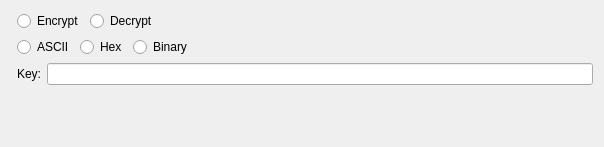
This is src/hobbits-plugins/operators/Encryption/encryption.ui in nfi002/hobbits as Qt 5 draws it before an edit. The edited form follows.
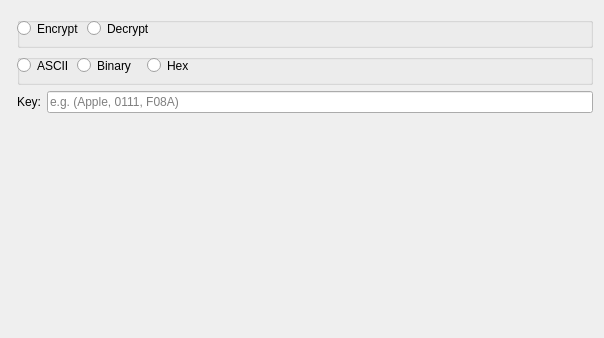
This is the edited form.

Commit message: Added Hex and ASCII functionality to the Encryption plugin

What changed in the file:
```diff
--- a/src/hobbits-plugins/operators/Encryption/encryption.ui
+++ b/src/hobbits-plugins/operators/Encryption/encryption.ui
@@ -7,7 +7,7 @@
     <x>0</x>
     <y>0</y>
     <width>604</width>
-    <height>147</height>
+    <height>338</height>
    </rect>
   </property>
   <property name="windowTitle">
@@ -17,87 +17,104 @@
    <item row="0" column="0">
     <layout class="QFormLayout" name="formLayout">
      <item row="0" column="1">
-      <layout class="QHBoxLayout" name="horizontalLayout">
-       <item>
+      <layout class="QHBoxLayout" name="horizontalLayout"/>
+     </item>
+     <item row="1" column="1">
+      <widget class="QGroupBox" name="gb_edchoice">
+       <property name="title">
+        <string/>
+       </property>
         <widget class="QRadioButton" name="rb_encrypt">
+        <property name="geometry">
+         <rect>
+          <x>0</x>
+          <y>0</y>
+          <width>69</width>
+          <height>23</height>
+         </rect>
+        </property>
          <property name="text">
           <string>Encrypt</string>
          </property>
         </widget>
-       </item>
-       <item>
         <widget class="QRadioButton" name="rb_decrypt">
+        <property name="geometry">
+         <rect>
+          <x>70</x>
+          <y>0</y>
+          <width>71</width>
+          <height>23</height>
+         </rect>
+        </property>
          <property name="text">
           <string>Decrypt</string>
          </property>
         </widget>
-       </item>
+      </widget>
+     </item>
+     <item row="3" column="1">
+      <layout class="QHBoxLayout" name="horizontalLayout_12">
        <item>
-        <spacer name="horizontalSpacer">
-         <property name="orientation">
-          <enum>Qt::Horizontal</enum>
+        <widget class="QLabel" name="label">
+         <property name="text">
+          <string>Key:</string>
          </property>
-         <property name="sizeHint" stdset="0">
-          <size>
-           <width>40</width>
-           <height>20</height>
-          </size>
+        </widget>
+       </item>
+       <item>
+        <widget class="QLineEdit" name="le_key">
+         <property name="placeholderText">
+          <string>e.g. (Apple, 0111, F08A)</string>
          </property>
-        </spacer>
+        </widget>
        </item>
       </layout>
      </item>
-     <item row="1" column="1">
-      <layout class="QHBoxLayout" name="horizontalLayout_9">
-       <item>
+     <item row="2" column="1">
+      <widget class="QGroupBox" name="groupBox">
+       <property name="title">
+        <string/>
+       </property>
         <widget class="QRadioButton" name="rb_ascii">
+        <property name="geometry">
+         <rect>
+          <x>0</x>
+          <y>0</y>
+          <width>55</width>
+          <height>23</height>
+         </rect>
+        </property>
          <property name="text">
           <string>ASCII</string>
          </property>
         </widget>
-       </item>
-       <item>
-        <widget class="QRadioButton" name="rb_hex">
-         <property name="text">
-          <string>Hex</string>
-         </property>
-        </widget>
-       </item>
-       <item>
         <widget class="QRadioButton" name="rb_binary">
+        <property name="geometry">
+         <rect>
+          <x>60</x>
+          <y>0</y>
+          <width>63</width>
+          <height>23</height>
+         </rect>
+        </property>
          <property name="text">
           <string>Binary</string>
          </property>
         </widget>
-       </item>
-       <item>
-        <spacer name="horizontalSpacer_2">
-         <property name="orientation">
-          <enum>Qt::Horizontal</enum>
-         </property>
-         <property name="sizeHint" stdset="0">
-          <size>
-           <width>40</width>
-           <height>20</height>
-          </size>
-         </property>
-        </spacer>
-       </item>
-      </layout>
-     </item>
-     <item row="2" column="1">
-      <layout class="QHBoxLayout" name="horizontalLayout_12">
-       <item>
-        <widget class="QLabel" name="label">
+       <widget class="QRadioButton" name="rb_hex">
+        <property name="geometry">
+         <rect>
+          <x>130</x>
+          <y>0</y>
+          <width>48</width>
+          <height>23</height>
+         </rect>
+        </property>
          <property name="text">
-          <string>Key:</string>
-         </property>
-        </widget>
-       </item>
-       <item>
-        <widget class="QLineEdit" name="le_key"/>
-       </item>
-      </layout>
+         <string>Hex</string>
+        </property>
+       </widget>
+      </widget>
      </item>
     </layout>
    </item>
```
Lines whose indentation alone changed are shown as unchanged. The commit also changes 1 other file.
